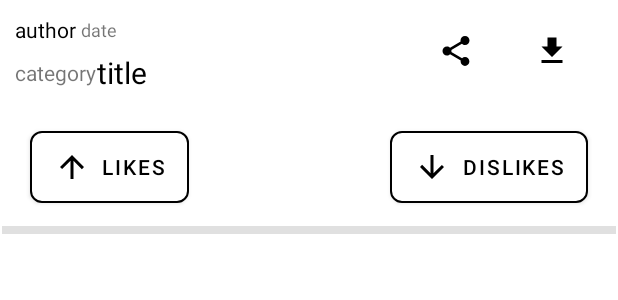
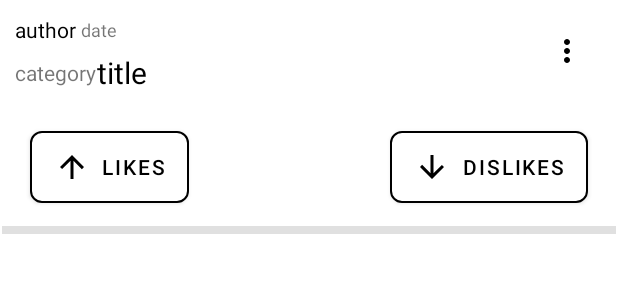
Before and after one commit to jakubpraszkowski/Dating-application-with-Pepe-memes, an Android app: the layout meme.xml on its own in the app's theme, with its tools: preview values and no code run, on a phone screen of 412 x 824 dp. Shown: the top 300 px of the screen. Run offline under Robolectric (Android 15) with nearby library versions, the phone set to English and light mode, and no system bars.

Commit message:
add: popup menu for download and share buttons

```diff
--- a/app/src/main/res/layout/meme.xml
+++ b/app/src/main/res/layout/meme.xml
@@ -116,27 +116,15 @@
         app:layout_constraintStart_toStartOf="parent" />
 
     <ImageButton
-        android:id="@+id/imageButton"
+        android:id="@+id/imageButtonMenuPopup"
         android:layout_width="48dp"
         android:layout_height="48dp"
-        android:layout_marginEnd="20dp"
-        android:background="#00FFFFFF"
-        android:contentDescription="download meme"
-        android:src="@drawable/baseline_download_24"
-        app:layout_constraintBottom_toTopOf="@+id/imageViewMeme"
+        android:layout_marginTop="10dp"
+        android:layout_marginEnd="10dp"
+        android:background="@null"
         app:layout_constraintEnd_toEndOf="parent"
-        app:layout_constraintTop_toTopOf="parent" />
-
-    <ImageButton
-        android:id="@+id/imageButton2"
-        android:layout_width="48dp"
-        android:layout_height="48dp"
-        android:layout_marginEnd="16dp"
-        android:background="#00FFFFFF"
-        android:contentDescription="download meme"
-        android:src="@drawable/baseline_share_24"
-        app:layout_constraintBottom_toTopOf="@+id/imageViewMeme"
-        app:layout_constraintEnd_toStartOf="@+id/imageButton"
-        app:layout_constraintTop_toTopOf="parent" />
+        app:layout_constraintTop_toTopOf="parent"
+        app:srcCompat="@drawable/baseline_more_vert_24"
+        android:contentDescription="meme menu popup" />
 
 </androidx.constraintlayout.widget.ConstraintLayout>
--- a/app/src/main/res/menu/category_menu.xml
+++ b/app/src/main/res/menu/category_menu.xml
@@ -1,5 +1,6 @@
 <?xml version="1.0" encoding="utf-8"?>
-<menu xmlns:android="http://schemas.android.com/apk/res/android"
+<menu
+    xmlns:android="http://schemas.android.com/apk/res/android"
     xmlns:app="http://schemas.android.com/apk/res-auto">
     <item
         android:id="@+id/overflowMenu"
--- a/app/src/main/res/values/strings.xml
+++ b/app/src/main/res/values/strings.xml
@@ -15,6 +15,9 @@
     <string name="action_instruction">How to use</string>
     <string name="action_logout">Logout</string>
 
+    <string name="popup_menu_share">Share</string>
+    <string name="popup_menu_download">Download</string>
+
     <string name="menu_main">Main</string>
     <string name="menu_category1">IT</string>
     <string name="menu_category2">Political</string>
```
Also changed, not shown: app/src/main/java/com/example/meme_dating/RecylerViewAdapter.java (+61 -47 lines), app/src/main/res/menu/popup_meme_menu.xml (added, +15 -0 lines).
